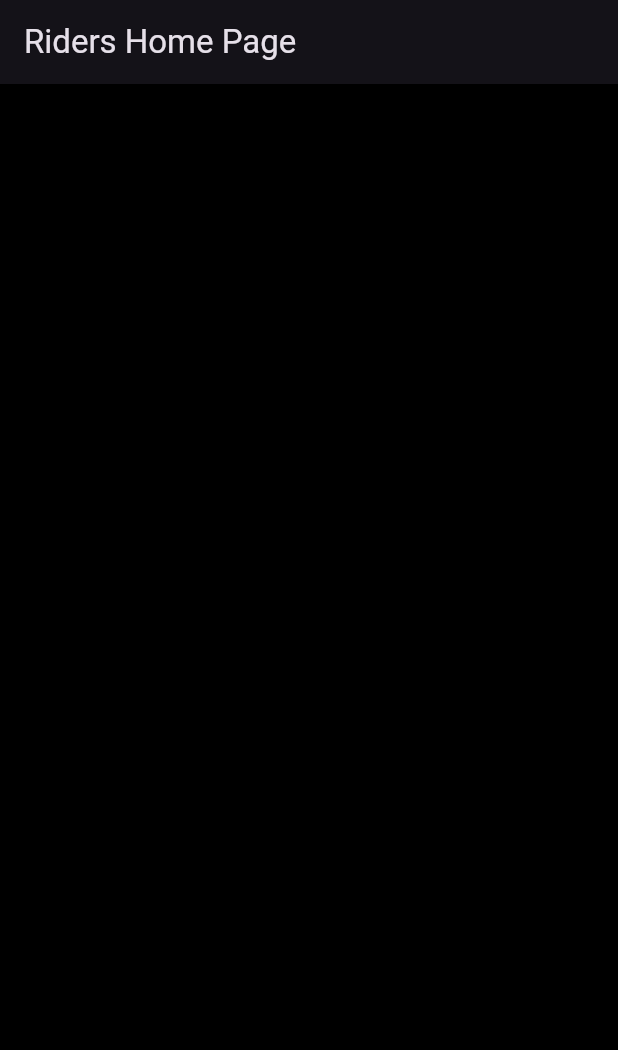
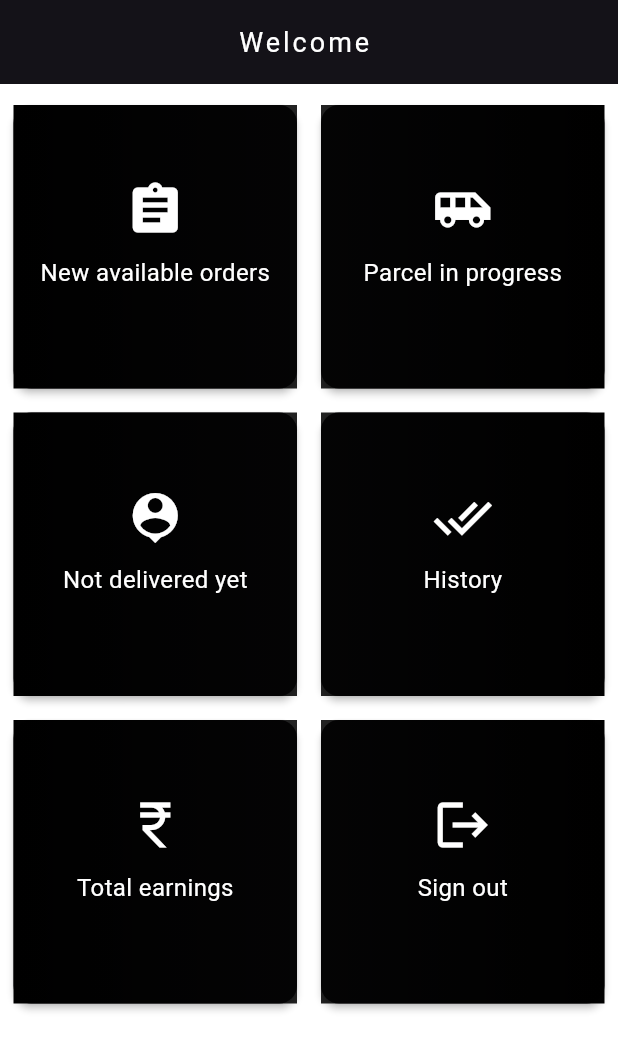
Before and after one commit to Navneet-Patwal/riders_app, a Flutter app: the HomeScreen screen opened directly, on a phone screen of 412 x 824 dp. Shown: the top 1050 px of the screen. Run offline on Flutter 3.47's test engine with Material 3 defaults, Android fonts, the light colour scheme and no system bars; our stand-ins replace cloud_firestore, firebase_auth, firebase_core, geocoding, geolocator, image_picker and 2 more; accounts and stored records are empty.

Commit message:
riders home screen

```diff
--- a/lib/main.dart
+++ b/lib/main.dart
@@ -30,7 +30,8 @@ class MyApp extends StatelessWidget {
     return MaterialApp(
       title: 'Sellers App',
       theme: ThemeData.dark().copyWith(
-        scaffoldBackgroundColor: Colors.black
+        scaffoldBackgroundColor: Colors.white
+
       ),
       debugShowCheckedModeBanner: false,
       home: mySplashScreen(),
--- a/lib/view/mainscreen/home_screen.dart
+++ b/lib/view/mainscreen/home_screen.dart
@@ -1,4 +1,12 @@
+import 'package:firebase_auth/firebase_auth.dart';
 import 'package:flutter/material.dart';
+import 'package:riders_app/global/global_var.dart';
+import 'package:riders_app/view/mainscreen/earnings_screen.dart';
+import 'package:riders_app/view/mainscreen/history_screen.dart';
+import 'package:riders_app/view/mainscreen/new_available_orders_screen.dart';
+import 'package:riders_app/view/mainscreen/not_yet_delivered_screen.dart';
+import 'package:riders_app/view/mainscreen/parcels_in_progress_screen.dart';
+import 'package:riders_app/view/splashScreen/splash_screen.dart';
 
 
 class HomeScreen extends StatefulWidget {
@@ -9,13 +17,106 @@ class HomeScreen extends StatefulWidget {
 }
 
 class _HomeScreenState extends State<HomeScreen> {
+
+  Card dashBoardItem(String title, IconData iconData, int index){
+      return Card(
+        elevation: 2,
+        margin: const EdgeInsets.all(8),
+        child: Container(
+          decoration: index == 0 || index == 2 || index == 4
+              ? const BoxDecoration(
+            gradient: LinearGradient(colors: [Colors.black, Colors.black87],
+              begin: FractionalOffset(0.0, 0.0),
+              end: FractionalOffset(1.0, 0.0),
+              tileMode: TileMode.clamp
+            ),
+          )
+              : const BoxDecoration(
+              gradient: LinearGradient(colors: [Colors.black87, Colors.black],
+                  begin: FractionalOffset(0.0, 0.0),
+                  end: FractionalOffset(1.0, 0.0),
+                  tileMode: TileMode.clamp
+              )
+          ),
+          child: InkWell(
+            onTap: (){
+                if(index == 0){
+                  Navigator.push(context, MaterialPageRoute(builder: (c)=> NewAvailableOrdersScreen()));
+                }
+                if(index == 1){
+                  Navigator.push(context, MaterialPageRoute(builder: (c)=> ParcelsInProgressScreen()));
+                }
+                if(index == 2){
+                  Navigator.push(context, MaterialPageRoute(builder: (c)=>NotYetDeliveredScreen()));
+                }
+                if(index == 3){
+                  Navigator.push(context, MaterialPageRoute(builder: (c)=> HistoryScreen()));
+                }
+                if(index == 4){
+                  Navigator.push(context, MaterialPageRoute(builder: (c)=> EarningsScreen()));
+                }
+               if(index == 5){
+                 FirebaseAuth.instance.signOut();
+                 Navigator.push(context, MaterialPageRoute(builder: (c)=> mySplashScreen()));
+               }
+            },
+            child: Column(
+              crossAxisAlignment: CrossAxisAlignment.stretch,
+              mainAxisSize: MainAxisSize.min,
+              verticalDirection: VerticalDirection.down,
+              children: [
+                const SizedBox(height: 50,),
+                Center(
+                  child: Icon(
+                    iconData,
+                    size: 40,
+                    color: Colors.white,
+                  ),
+                ),
+                const SizedBox(height:  10,),
+                Center(
+                  child: Text(
+                    title,
+                    style: const TextStyle(
+                      fontSize: 16,
+                      color: Colors.white,
+                    ),
+                  ),
+                ),
+              ],
+            ),
+          ),
+        ),
+      );
+  }
+
   @override
   Widget build(BuildContext context) {
     return Scaffold(
       appBar: AppBar(
         automaticallyImplyLeading: false,
+        centerTitle: true,
         title: Text(
-          "Riders Home Page"
+          "Welcome ${sharedPreferences!.getString("name")}",
+          style: TextStyle(
+            fontSize: 18,
+            color: Colors.white,
+            letterSpacing: 2
+          ),
+        ),
+      ),
+      body: Container(
+        padding: EdgeInsets.symmetric(vertical: 6, horizontal: 1),
+        child: GridView.count(
+          crossAxisCount: 2,
+          children: [
+                dashBoardItem("New available orders", Icons.assignment,0),
+                dashBoardItem("Parcel in progress", Icons.airport_shuttle,1),
+                dashBoardItem("Not delivered yet", Icons.location_history,2),
+                dashBoardItem("History", Icons.done_all,3),
+                dashBoardItem("Total earnings", Icons.currency_rupee,4),
+                dashBoardItem("Sign out", Icons.logout,5),
+          ],
         ),
       ),
     );
```
Also changed, not shown: lib/view/mainscreen/earnings_screen.dart (added, +15 -0 lines), lib/view/mainscreen/history_screen.dart (added, +15 -0 lines), lib/view/mainscreen/new_available_orders_screen.dart (added, +15 -0 lines), lib/view/mainscreen/not_yet_delivered_screen.dart (added, +15 -0 lines), lib/view/mainscreen/parcels_in_progress_screen.dart (added, +14 -0 lines).
